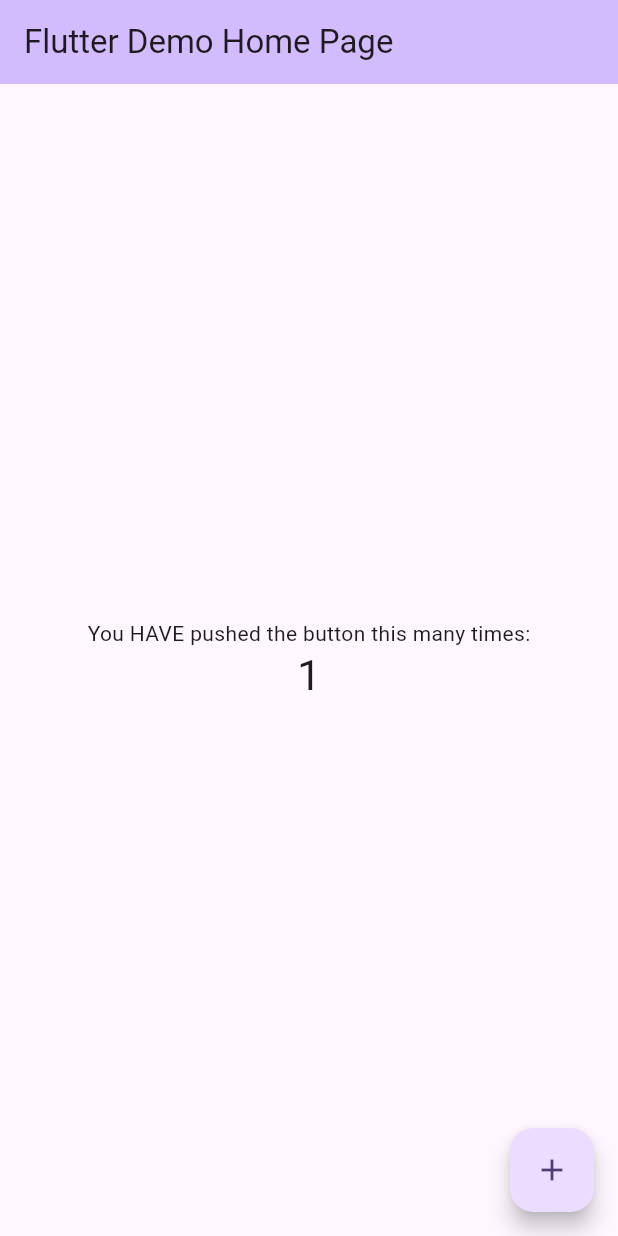
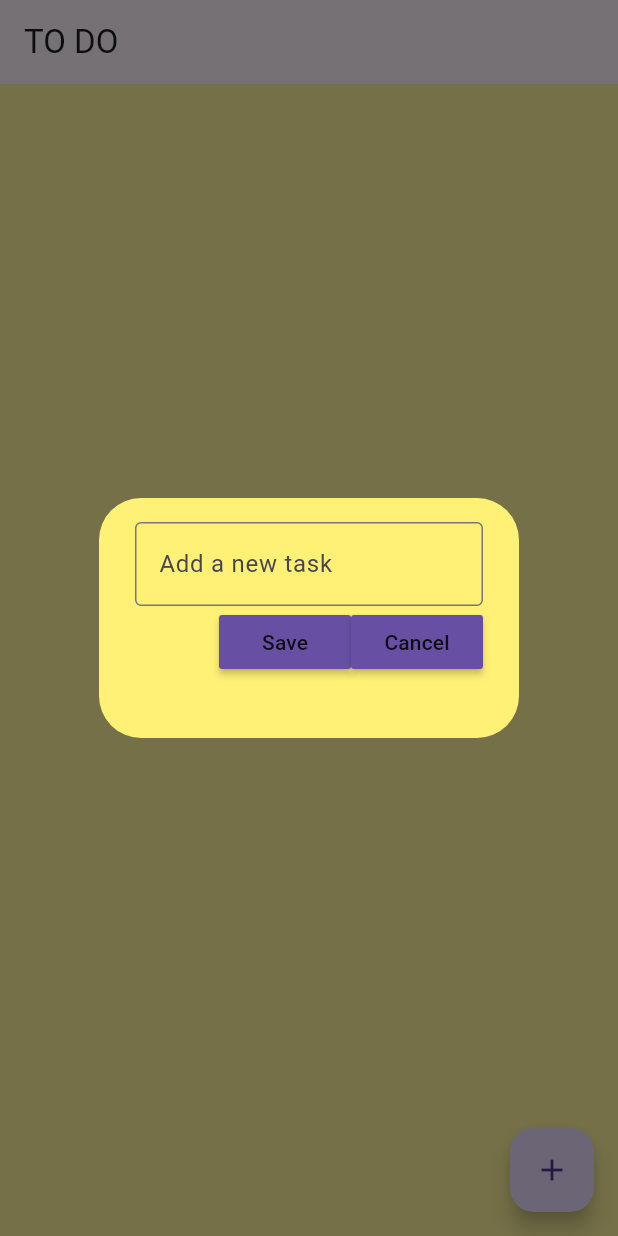
Before and after one commit to jpinzunzaa/flutter-todo-app, a Flutter app: the screen it shows after launch, after a tap on the "add" icon, on a phone screen of 412 x 824 dp. Run offline on Flutter 3.47's test engine with Material 3 defaults, Android fonts, the phone set to English and light mode, and no system bars.

Commit message:
Added add_task functionality

```diff
--- a/analysis_options.yaml
+++ b/analysis_options.yaml
@@ -23,6 +23,7 @@ linter:
   rules:
     # avoid_print: false  # Uncomment to disable the `avoid_print` rule
     # prefer_single_quotes: true  # Uncomment to enable the `prefer_single_quotes` rule
+    non_constant_identifier_names: true
 
 # Additional information about this file can be found at
 # https://dart.dev/guides/language/analysis-options
--- /dev/null
+++ b/lib/components/custom_button.dart
@@ -0,0 +1,21 @@
+import 'package:flutter/material.dart';
+
+class CustomButton extends StatelessWidget {
+  final String text;
+  VoidCallback on_pressed;
+
+  CustomButton({
+    super.key,
+    required this.text,
+    required this.on_pressed
+  });
+
+  @override
+  Widget build(BuildContext context) {
+    return MaterialButton(
+      onPressed: on_pressed,
+      color: Theme.of(context).primaryColor,
+      child: Text(text)
+    );
+  }
+}
--- /dev/null
+++ b/lib/components/dialog_box.dart
@@ -0,0 +1,43 @@
+import 'package:flutter/material.dart';
+import 'package:todo_app/components/custom_button.dart';
+
+class DialogBox extends StatelessWidget {
+  final controller;
+  VoidCallback handle_submit;
+  VoidCallback handle_cancel;
+
+  DialogBox({
+    super.key,
+    required this.controller,
+    required this.handle_submit,
+    required this.handle_cancel
+  });
+
+  @override
+  Widget build(BuildContext context) {
+    return AlertDialog(
+      backgroundColor: Colors.yellow[300],
+      content: SizedBox(
+        height: 120,
+        child: Column(
+          children: [
+            TextField(
+              controller: controller,
+              decoration: const InputDecoration(
+                border: OutlineInputBorder(),
+                hintText: 'Add a new task'
+              ),
+            ),
+            Row(
+              mainAxisAlignment: MainAxisAlignment.end,
+              children: [
+                CustomButton(text: 'Save', on_pressed: handle_submit),
+                CustomButton(text: 'Cancel', on_pressed: handle_cancel),
+              ],
+            )
+          ]
+        ),
+      ),
+    );
+  }
+}
--- /dev/null
+++ b/lib/components/todo_tile.dart
@@ -0,0 +1,41 @@
+import 'package:flutter/material.dart';
+
+class ToDoTile extends StatelessWidget {
+  final String task;
+  final bool is_completed;
+  Function(bool?)? onChanged;
+
+  ToDoTile({
+    super.key,
+    required this.task,
+    required this.is_completed,
+    required this. onChanged
+  });
+
+  @override
+  Widget build(BuildContext context) {
+    return Padding(
+      padding: const EdgeInsets.all(24),
+      child: Container(
+        padding: EdgeInsets.all(24),
+        child: Row(
+          children: [
+            Checkbox(
+              value: is_completed,
+              onChanged: onChanged,
+              activeColor: Colors.black,
+            ),
+            Text(
+              task,
+              style: TextStyle(decoration: is_completed ? TextDecoration.lineThrough : TextDecoration.none),
+            )
+          ],
+        ),
+        decoration: BoxDecoration(
+          color: Colors.yellow,
+          borderRadius: BorderRadius.circular(12)
+        ),
+      )
+    );
+  }
+}
--- a/lib/main.dart
+++ b/lib/main.dart
@@ -1,96 +1,19 @@
 import 'package:flutter/material.dart';
+import 'package:todo_app/screens/home_page.dart';
 
 void main() {
   runApp(const MyApp());
 }
 
 class MyApp extends StatelessWidget {
-  const MyApp({super.key});
+  const MyApp({ super.key });
 
-  // This widget is the root of your application.
   @override
   Widget build(BuildContext context) {
     return MaterialApp(
-      title: 'Flutter Demo',
-      theme: ThemeData(
-        colorScheme: ColorScheme.fromSeed(seedColor: Colors.deepPurple),
-        useMaterial3: true,
-      ),
-      home: const MyHomePage(title: 'Flutter Demo Home Page'),
+      debugShowCheckedModeBanner: false,
+      home: const HomePage(),
+      theme: ThemeData(primarySwatch: Colors.yellow),
     );
   }
 }
-
-class MyHomePage extends StatefulWidget {
-  const MyHomePage({super.key, required this.title});
-
-  final String title;
-
-  @override
-  State<MyHomePage> createState() => _MyHomePageState();
-}
-
-class _MyHomePageState extends State<MyHomePage> {
-  int _counter = 0;
-
-  void _incrementCounter() {
-    setState(() {
-      _counter++;
-    });
-  }
-
-  @override
-  Widget build(BuildContext context) {
-    // This method is rerun every time setState is called, for instance as done
-    // by the _incrementCounter method above.
-    //
-    // The Flutter framework has been optimized to make rerunning build methods
-    // fast, so that you can just rebuild anything that needs updating rather
-    // than having to individually change instances of widgets.
-    return Scaffold(
-      appBar: AppBar(
-        // TRY THIS: Try changing the color here to a specific color (to
-        // Colors.amber, perhaps?) and trigger a hot reload to see the AppBar
-        // change color while the other colors stay the same.
-        backgroundColor: Theme.of(context).colorScheme.inversePrimary,
-        // Here we take the value from the MyHomePage object that was created by
-        // the App.build method, and use it to set our appbar title.
-        title: Text(widget.title),
-      ),
-      body: Center(
-        // Center is a layout widget. It takes a single child and positions it
-        // in the middle of the parent.
-        child: Column(
-          // Column is also a layout widget. It takes a list of children and
-          // arranges them vertically. By default, it sizes itself to fit its
-          // children horizontally, and tries to be as tall as its parent.
-          //
-          // Column has various properties to control how it sizes itself and
-          // how it positions its children. Here we use mainAxisAlignment to
-          // center the children vertically; the main axis here is the vertical
-          // axis because Columns are vertical (the cross axis would be
-          // horizontal).
-          //
-          // TRY THIS: Invoke "debug painting" (choose the "Toggle Debug Paint"
-          // action in the IDE, or press "p" in the console), to see the
-          // wireframe for each widget.
-          mainAxisAlignment: MainAxisAlignment.center,
-          children: <Widget>[
-            const Text(
-              'You HAVE pushed the button this many times:',
-            ),
-            Text(
-              '$_counter',
-              style: Theme.of(context).textTheme.headlineMedium,
-            ),
-          ],
-        ),
-      ),
-      floatingActionButton: FloatingActionButton(
-        onPressed: _incrementCounter,
-        tooltip: 'Increment',
-        child: const Icon(Icons.add),
-      ), // This trailing comma makes auto-formatting nicer for build methods.
-    );
-  }
-}
--- /dev/null
+++ b/lib/screens/home_page.dart
@@ -0,0 +1,60 @@
+import 'package:flutter/material.dart';
+import 'package:todo_app/components/todo_tile.dart';
+import 'package:todo_app/components/dialog_box.dart';
+
+class HomePage extends StatefulWidget {
+  const HomePage({ super.key });
+
+  @override
+  State<HomePage> createState() => _HomePage();
+}
+
+class _HomePage extends State<HomePage> {
+
+  final _controller = TextEditingController();
+
+  List todo_list = [];
+
+  void handle_checkbox_change(bool? value, int index) {
+    setState(() {
+      todo_list[index][1] = !todo_list[index][1];
+    });
+  }
+
+  void add_new_task() {
+    setState(() {
+      todo_list.add([_controller.text, false]);
+    });
+  }
+
+  void create_new_task() {
+    showDialog(context: context, builder: (context) {
+      return DialogBox(
+        controller: _controller,
+        handle_submit: add_new_task,
+        handle_cancel: () => Navigator.of(context).pop()
+      );
+    });
+  }
+
+  @override
+  Widget build(BuildContext context) {
+    return Scaffold(
+      backgroundColor: Colors.yellow[200],
+      appBar: AppBar(
+        title: const Text('TO DO'),
+        elevation: 0,
+      ),
+      floatingActionButton: FloatingActionButton(
+        onPressed: create_new_task,
+        child: const Icon(Icons.add),
+      ),
+      body: ListView.builder(
+        itemCount: todo_list.length,
+        itemBuilder: (context, index) {
+          return ToDoTile(task: todo_list[index][0], is_completed: todo_list[index][1], onChanged: (value) => handle_checkbox_change(value, index));
+        },
+      ),
+    );
+  }
+}
```
